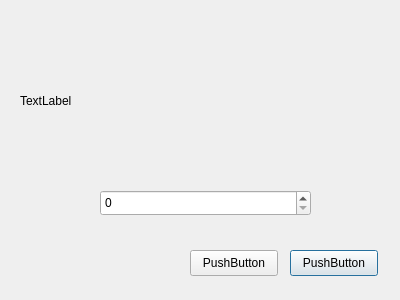
Qt form rowinputdiag.ui (feichay10/Cliente-Proyecto-Final-SOA) before a commit.
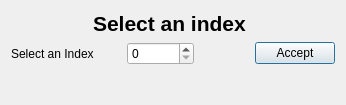
The same form after that commit.

Commit message: interfaces windows filters fixed

The edit to the form file:
```diff
--- a/rowinputdiag.ui
+++ b/rowinputdiag.ui
@@ -6,65 +6,129 @@
    <rect>
     <x>0</x>
     <y>0</y>
-    <width>400</width>
-    <height>300</height>
+    <width>346</width>
+    <height>105</height>
    </rect>
   </property>
   <property name="windowTitle">
    <string>Dialog</string>
   </property>
-  <widget class="QSpinBox" name="spinBox_row_wanted">
-   <property name="geometry">
-    <rect>
-     <x>100</x>
-     <y>190</y>
-     <width>211</width>
-     <height>26</height>
-    </rect>
-   </property>
-   <property name="maximum">
-    <number>999999999</number>
-   </property>
-  </widget>
-  <widget class="QLabel" name="label_images">
-   <property name="geometry">
-    <rect>
-     <x>20</x>
-     <y>30</y>
-     <width>361</width>
-     <height>141</height>
-    </rect>
-   </property>
-   <property name="text">
-    <string>TextLabel</string>
-   </property>
-  </widget>
-  <widget class="QPushButton" name="pushButton_ok">
-   <property name="geometry">
-    <rect>
-     <x>290</x>
-     <y>250</y>
-     <width>88</width>
-     <height>26</height>
-    </rect>
-   </property>
-   <property name="text">
-    <string>PushButton</string>
-   </property>
-  </widget>
-  <widget class="QPushButton" name="pushButton_cancel">
-   <property name="geometry">
-    <rect>
-     <x>190</x>
-     <y>250</y>
-     <width>88</width>
-     <height>26</height>
-    </rect>
-   </property>
-   <property name="text">
-    <string>PushButton</string>
-   </property>
-  </widget>
+  <layout class="QHBoxLayout" name="horizontalLayout_3">
+   <item>
+    <layout class="QVBoxLayout" name="verticalLayout_2">
+     <item>
+      <layout class="QVBoxLayout" name="verticalLayout">
+       <item>
+        <layout class="QHBoxLayout" name="horizontalLayout">
+         <item>
+          <spacer name="horizontalSpacer">
+           <property name="orientation">
+            <enum>Qt::Horizontal</enum>
+           </property>
+           <property name="sizeHint" stdset="0">
+            <size>
+             <width>40</width>
+             <height>20</height>
+            </size>
+           </property>
+          </spacer>
+         </item>
+         <item>
+          <widget class="QLabel" name="label">
+           <property name="minimumSize">
+            <size>
+             <width>160</width>
+             <height>0</height>
+            </size>
+           </property>
+           <property name="maximumSize">
+            <size>
+             <width>160</width>
+             <height>16777215</height>
+            </size>
+           </property>
+           <property name="text">
+            <string>&lt;html&gt;&lt;head/&gt;&lt;body&gt;&lt;p&gt;&lt;span style=&quot; font-size:16pt; font-weight:700;&quot;&gt;Select an index&lt;/span&gt;&lt;/p&gt;&lt;/body&gt;&lt;/html&gt;</string>
+           </property>
+          </widget>
+         </item>
+         <item>
+          <spacer name="horizontalSpacer_2">
+           <property name="orientation">
+            <enum>Qt::Horizontal</enum>
+           </property>
+           <property name="sizeHint" stdset="0">
+            <size>
+             <width>40</width>
+             <height>20</height>
+            </size>
+           </property>
+          </spacer>
+         </item>
+        </layout>
+       </item>
+       <item>
+        <layout class="QHBoxLayout" name="horizontalLayout_2">
+         <item>
+          <widget class="QLabel" name="label_2">
+           <property name="minimumSize">
+            <size>
+             <width>110</width>
+             <height>0</height>
+            </size>
+           </property>
+           <property name="maximumSize">
+            <size>
+             <width>110</width>
+             <height>16777215</height>
+            </size>
+           </property>
+           <property name="text">
+            <string>Select an Index</string>
+           </property>
+          </widget>
+         </item>
+         <item>
+          <widget class="QSpinBox" name="spinBox_row_wanted">
+           <property name="maximum">
+            <number>999999999</number>
+           </property>
+          </widget>
+         </item>
+         <item>
+          <spacer name="horizontalSpacer_3">
+           <property name="orientation">
+            <enum>Qt::Horizontal</enum>
+           </property>
+           <property name="sizeHint" stdset="0">
+            <size>
+             <width>40</width>
+             <height>20</height>
+            </size>
+           </property>
+          </spacer>
+         </item>
+         <item>
+          <widget class="QPushButton" name="pushButton">
+           <property name="text">
+            <string>Accept</string>
+           </property>
+          </widget>
+         </item>
+        </layout>
+       </item>
+      </layout>
+     </item>
+     <item>
+      <widget class="QLabel" name="label_images">
+       <property name="text">
+        <string> </string>
+       </property>
+      </widget>
+     </item>
+    </layout>
+   </item>
+  </layout>
  </widget>
  <resources/>
  <connections/>
```
The commit also changes 5 other files.
